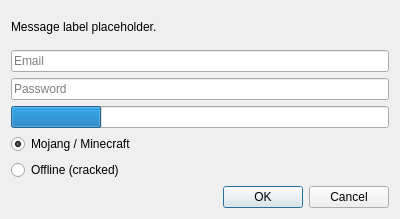
This is application/dialogs/LoginDialog.ui in MultiMC/Launcher as Qt 5 draws it before an edit. The edited form follows.
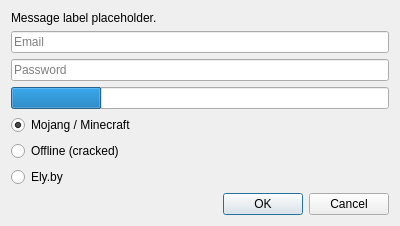
This is the edited form.

Patch:
```diff
--- a/application/dialogs/LoginDialog.ui
+++ b/application/dialogs/LoginDialog.ui
@@ -81,6 +81,15 @@
         <bool>false</bool>
        </property>
       </widget>
+     </item><item>
+      <widget class="QRadioButton" name="radioElyby">
+       <property name="text">
+        <string>Ely.by</string>
+       </property>
+       <property name="checked">
+        <bool>false</bool>
+       </property>
+      </widget>
      </item>
     </layout>
    </item>
```
